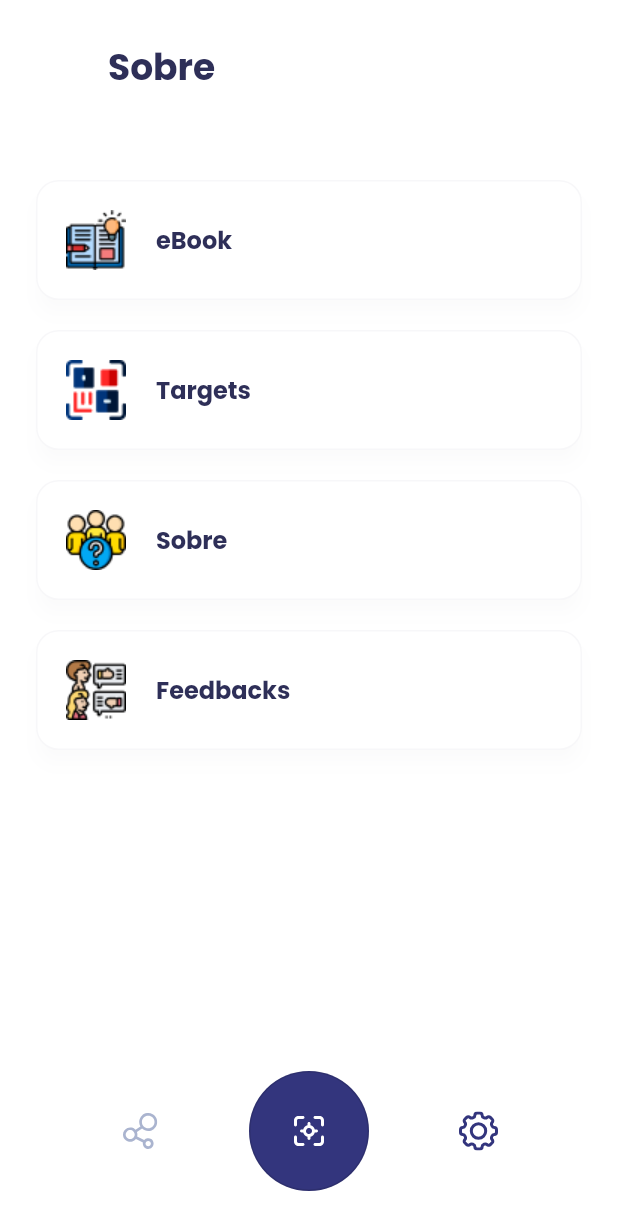
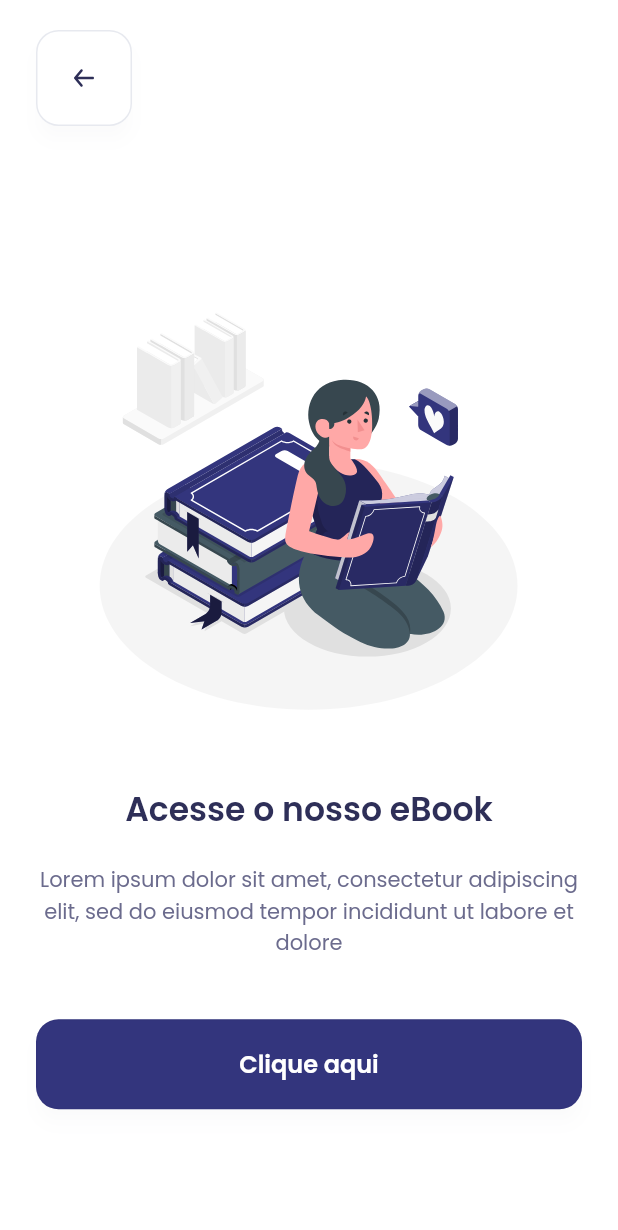
Before and after one commit to laitec-ifsp-cmp/moleculas_ar, a Flutter app: the HomeNavigationPage screen opened by its route, item 3 of the bottom bar chosen, after a tap on "eBook", on a phone screen of 412 x 824 dp. Shown: the top 1230 px of the screen. Run offline on Flutter 3.47's test engine with Material 2 defaults, Android fonts, the phone set to English and light mode, and no system bars; our stand-ins replace flutter_svg, google_fonts.

Commit message:
❔ Create about page

```diff
--- /dev/null
+++ b/lib/modules/about/about_page.dart
@@ -0,0 +1,56 @@
+import 'package:flutter/material.dart';
+import 'package:flutter_svg/flutter_svg.dart';
+
+import 'package:moleculas_ar/shared/theme/app_theme.dart';
+import 'package:moleculas_ar/shared/widgets/app_bar/app_bar_widget.dart';
+
+class AboutPage extends StatelessWidget {
+  final String imagePath;
+  final String title;
+  final String summary;
+  final VoidCallback onPressedButton;
+
+  const AboutPage({
+    Key? key,
+    required this.imagePath,
+    required this.title,
+    required this.summary,
+    required this.onPressedButton,
+  }) : super(key: key);
+
+  @override
+  Widget build(BuildContext context) {
+    return Scaffold(
+      backgroundColor: AppTheme.colors.background,
+      appBar: AppBarWidget(),
+      body: Container(
+        padding: EdgeInsets.symmetric(horizontal: 24),
+        child: Column(
+          mainAxisAlignment: MainAxisAlignment.center,
+          children: [
+            SvgPicture.asset(imagePath),
+            SizedBox(height: 40),
+            Text(title).title,
+            SizedBox(height: 20),
+            Text(summary).summary,
+            SizedBox(height: 40),
+            ElevatedButton(
+              onPressed: onPressedButton,
+              child: Text("Clique aqui").textFilledButton,
+              style: ElevatedButton.styleFrom(
+                elevation: 5,
+                shape: RoundedRectangleBorder(
+                    borderRadius: BorderRadius.circular(15)),
+                fixedSize: Size(double.maxFinite, 60),
+                primary: AppTheme.colors.primary,
+                onPrimary: AppTheme.colors.primaryLight,
+                shadowColor: AppTheme.colors.shadow,
+                side: BorderSide(width: 1, color: AppTheme.colors.stroke),
+              ),
+            ),
+          ],
+        ),
+      ),
+    );
+  }
+}
--- a/lib/modules/home_about/home_about_page.dart
+++ b/lib/modules/home_about/home_about_page.dart
@@ -1,4 +1,5 @@
 import 'package:flutter/material.dart';
+import 'package:moleculas_ar/modules/about/about_page.dart';
 import 'package:moleculas_ar/shared/theme/app_theme.dart';
 import 'package:moleculas_ar/shared/widgets/shared_widgets.dart';
 
@@ -16,13 +17,35 @@
             IconTextOutlinedButtonWidget(
               imagePath: AppTheme.images.iconAboutBook,
               label: "eBook",
-              onPressed: () {},
+              onPressed: () {
+                goToAboutPage(
+                  context: context,
+                  imagePath: AppTheme.images.aboutEBook,
+                  title: "Acesse o nosso eBook",
+                  // TODO: Update summary and onPressedButton of eBook option
+                  summary: "Lorem ipsum dolor sit amet, consectetur adipiscing"
+                      " elit, sed do eiusmod tempor incididunt ut labore et "
+                      "dolore",
+                  onPressedButton: () {},
+                );
+              },
             ),
             SizedBox(height: 20),
             IconTextOutlinedButtonWidget(
               imagePath: AppTheme.images.iconAboutTargets,
               label: "Targets",
-              onPressed: () {},
+              onPressed: () {
+                goToAboutPage(
+                  context: context,
+                  imagePath: AppTheme.images.aboutTargets,
+                  title: "Baixe nossos targets",
+                  // TODO: Update summary and onPressedButton of Targets option
+                  summary: "Lorem ipsum dolor sit amet, consectetur adipiscing"
+                      " elit, sed do eiusmod tempor incididunt ut labore et "
+                      "dolore",
+                  onPressedButton: () {},
+                );
+              },
             ),
             SizedBox(height: 20),
             IconTextOutlinedButtonWidget(
@@ -34,11 +57,42 @@
             IconTextOutlinedButtonWidget(
               imagePath: AppTheme.images.iconAboutFeedback,
               label: "Feedbacks",
-              onPressed: () {},
+              onPressed: () {
+                goToAboutPage(
+                  context: context,
+                  imagePath: AppTheme.images.aboutFeedback,
+                  // TODO: Update summary and onPressedButton of Feedback option
+                  title: "Avalie o aplicativo",
+                  summary: "Lorem ipsum dolor sit amet, consectetur adipiscing"
+                      " elit, sed do eiusmod tempor incididunt ut labore et "
+                      "dolore ",
+                  onPressedButton: () {},
+                );
+              },
             ),
           ],
         ),
       ),
     );
   }
+
+  void goToAboutPage({
+    required dynamic context,
+    required String imagePath,
+    required String title,
+    required String summary,
+    required VoidCallback onPressedButton,
+  }) {
+    Navigator.push(
+      context,
+      MaterialPageRoute(
+        builder: (_) => AboutPage(
+          imagePath: imagePath,
+          title: title,
+          summary: summary,
+          onPressedButton: onPressedButton,
+        ),
+      ),
+    );
+  }
 }
--- a/lib/modules/home_navigation/home_navigation_page.dart
+++ b/lib/modules/home_navigation/home_navigation_page.dart
@@ -21,7 +21,7 @@
     return Scaffold(
       backgroundColor: AppTheme.colors.background,
       appBar: AppBar(
-        toolbarHeight: 90,
+        toolbarHeight: 104,
         backgroundColor: AppTheme.colors.background,
         elevation: 0,
         title: Text((_currentPage == 0) ? "Moléculas" : "Sobre"),
--- a/lib/modules/on_boarding/widgets/on_boarding_info/on_boarding_info_widget.dart
+++ b/lib/modules/on_boarding/widgets/on_boarding_info/on_boarding_info_widget.dart
@@ -23,9 +23,9 @@
         children: [
           SvgPicture.asset(image),
           SizedBox(height: 40),
-          Text(title).onBoardingTitle,
+          Text(title).title,
           SizedBox(height: 20),
-          Text(summary).onBoardingSummary,
+          Text(summary).summary,
         ],
       ),
     );
--- a/lib/shared/theme/app_images.dart
+++ b/lib/shared/theme/app_images.dart
@@ -1,4 +1,7 @@
 abstract class IAppImages {
+  String get aboutEBook;
+  String get aboutFeedback;
+  String get aboutTargets;
   String get logo;
   String get arrowLeft;
   String get arrowRight;
@@ -18,6 +21,15 @@
 }
 
 class AppImages implements IAppImages {
+  @override
+  String get aboutEBook => "assets/images/about_eBook.svg";
+
+  @override
+  String get aboutFeedback => "assets/images/about_feedback.svg";
+
+  @override
+  String get aboutTargets => "assets/images/about_targets.svg";
+
   @override
   String get logo => "assets/images/logo.png";
 
--- a/lib/shared/theme/app_text_styles.dart
+++ b/lib/shared/theme/app_text_styles.dart
@@ -5,8 +5,8 @@
 
 abstract class IAppTextStyles {
   TextStyle get splashText;
-  TextStyle get onBoardingTitle;
-  TextStyle get onBoardingSummary;
+  TextStyle get title;
+  TextStyle get summary;
   TextStyle get jumpOnBoarding;
   TextStyle get homeTitle;
   TextStyle get appBarTitle;
@@ -15,6 +15,7 @@
   TextStyle get subItemSummary;
   TextStyle get moleculeName;
   TextStyle get moleculeFormula;
+  TextStyle get textFilledButton;
 }
 
 class AppTextStyles implements IAppTextStyles {
@@ -26,14 +27,14 @@
       );
 
   @override
-  TextStyle get onBoardingTitle => GoogleFonts.poppins(
+  TextStyle get title => GoogleFonts.poppins(
         fontSize: 22,
         color: AppTheme.colors.textPrimary,
         fontWeight: FontWeight.w600, // Semi-bold
       );
 
   @override
-  TextStyle get onBoardingSummary => GoogleFonts.poppins(
+  TextStyle get summary => GoogleFonts.poppins(
         fontSize: 14,
         color: AppTheme.colors.textSecondary,
         fontWeight: FontWeight.normal,
@@ -94,4 +95,11 @@
         color: AppTheme.colors.oceanGreen,
         fontWeight: FontWeight.w600, // Semi-bold
       );
+
+  @override
+  TextStyle get textFilledButton => GoogleFonts.poppins(
+    fontSize: 16,
+    color: AppTheme.colors.background,
+    fontWeight: FontWeight.w600, // Semi-bold
+  );
 }
--- /dev/null
+++ b/lib/shared/widgets/app_bar/app_bar_widget.dart
@@ -0,0 +1,28 @@
+import 'package:flutter/material.dart';
+import 'package:moleculas_ar/shared/theme/app_theme.dart';
+import 'package:moleculas_ar/shared/widgets/back_button/back_button_widget.dart';
+
+class AppBarWidget extends PreferredSize {
+  final bool showBackButton;
+  final String title;
+
+  AppBarWidget({Key? key, this.showBackButton = true, this.title = ""})
+      : super(
+          key: key,
+          preferredSize: Size.fromHeight(104),
+          child: SafeArea(
+            child: Padding(
+              padding: EdgeInsets.symmetric(vertical: 20, horizontal: 24),
+              child: Row(
+                crossAxisAlignment: CrossAxisAlignment.center,
+                mainAxisAlignment: MainAxisAlignment.spaceBetween,
+                children: [
+                  BackButtonWidget(),
+                  Text(title).appBarTitle,
+                  SizedBox(width: 40)
+                ],
+              ),
+            ),
+          ),
+        );
+}
--- /dev/null
+++ b/lib/shared/widgets/back_button/back_button_widget.dart
@@ -0,0 +1,32 @@
+import 'package:flutter/material.dart';
+import 'package:flutter_svg/flutter_svg.dart';
+import 'package:moleculas_ar/shared/theme/app_theme.dart';
+
+class BackButtonWidget extends StatelessWidget {
+  const BackButtonWidget({Key? key}) : super(key: key);
+
+  @override
+  Widget build(BuildContext context) {
+
+    return ElevatedButton(
+      onPressed: () {
+        Navigator.pop(context);
+      },
+      child: SvgPicture.asset(
+        AppTheme.images.arrowLeft,
+        width: 20,
+        height: 20,
+      ),
+      style: ElevatedButton.styleFrom(
+        elevation: 5,
+        shape: RoundedRectangleBorder(borderRadius: BorderRadius.circular(15)),
+        // TODO: Try to remove inner horizontal padding
+        fixedSize: Size(64, 64),
+        primary: AppTheme.colors.background,
+        onPrimary: AppTheme.colors.primaryLight,
+        shadowColor: AppTheme.colors.shadow,
+        side: BorderSide(width: 1, color: AppTheme.colors.light),
+      ),
+    );
+  }
+}
--- a/lib/shared/widgets/shared_widgets.dart
+++ b/lib/shared/widgets/shared_widgets.dart
@@ -1,2 +1,3 @@
+export 'app_bar/app_bar_widget.dart';
 export 'gradient_magin/gradient_margin_widget.dart';
 export 'icon_text_outlined_button/icon_text_outlined_button_widget.dart';
```
Also changed, not shown: lib/modules/on_boarding/widgets/progress_bar/progress_bar_widget.dart (+13 -8 lines), lib/shared/theme/app_text.dart (+10 -4 lines), assets/images/about_eBook.svg (added), assets/images/about_feedback.svg (added), assets/images/about_targets.svg (added).
